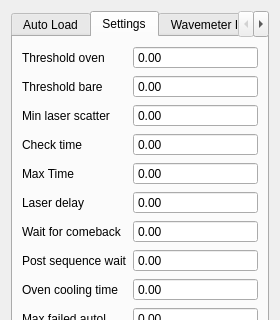
Above: ui/AutoLoad.ui from MonroeQuantumNetworks/IonControl before the change; both pictures show x 0 to 280 and y 0 to 320 of the 280 by 552 pixel window. Below: the same form after it.
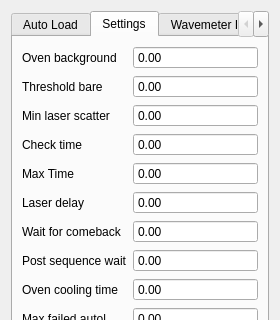
That is the form after the change. The open tabs and pages were chosen to show the change. Icons and pictures are not drawn. Custom widgets are drawn as their Qt base class.

Commit message: change oven threshold to oven background

```diff
--- a/ui/AutoLoad.ui
+++ b/ui/AutoLoad.ui
@@ -255,7 +255,7 @@
        <item row="0" column="0">
         <widget class="QLabel" name="label_3">
          <property name="text">
-          <string>Threshold oven</string>
+          <string>Oven background</string>
          </property>
         </widget>
        </item>
```
Left out of the diff: 2 changed lines with no effect on the pictures. The commit also changes 1 other file.
